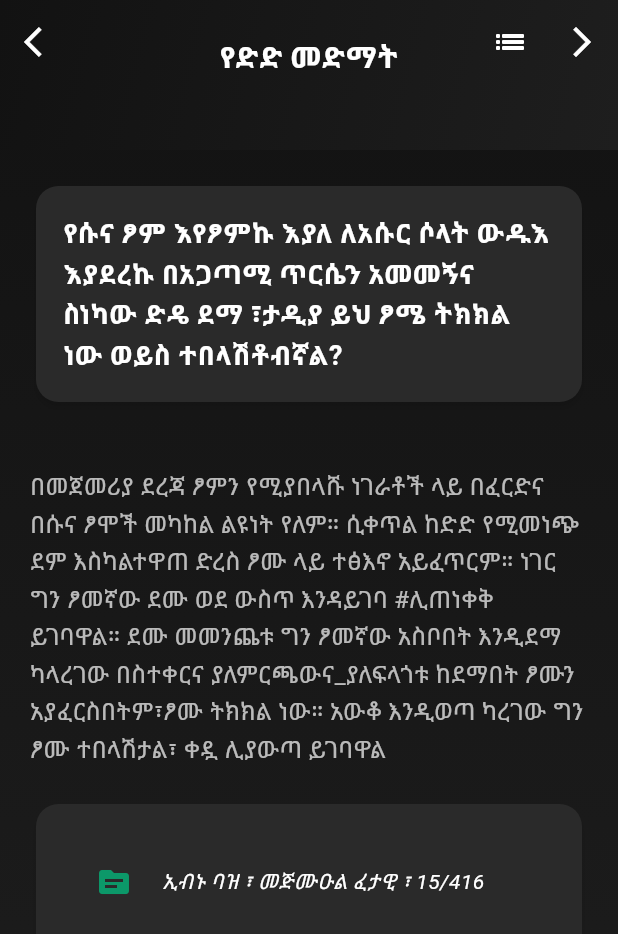
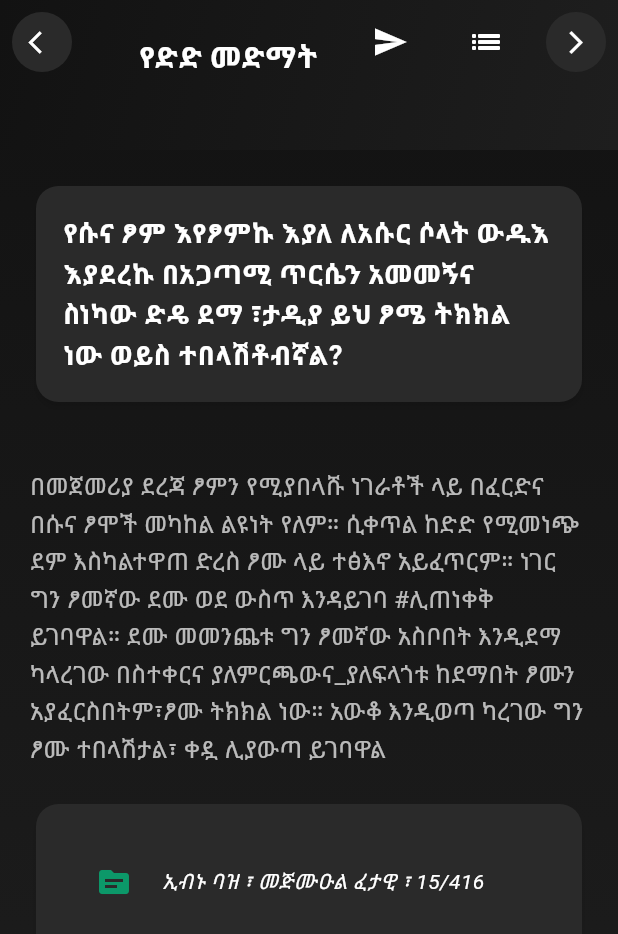
Before and after one commit to abduseK/Ye-Elm-Kazna, a Flutter app: the Page1 screen opened directly, on a phone screen of 412 x 824 dp. Shown: the top 934 px of the screen. Run offline on Flutter 3.47's test engine with Material 3 defaults, Android fonts, the phone set to English and light mode, and no system bars; our stand-ins replace marquee, share.

Commit message:
update on ABIAT on pae 1

```diff
--- a/lib/pages/page1.dart
+++ b/lib/pages/page1.dart
@@ -1,4 +1,5 @@
 import 'package:flutter/material.dart';
+import 'package:share/share.dart';
 import 'package:ye_elm_kazna/files/listfiles.dart';
 import 'package:ye_elm_kazna/widgets/refractor_widgets.dart';
 
@@ -64,22 +65,45 @@ class _Page1State extends State<Page1> {
               ),
             ),
           ),
-          leading: IconButton(
-            onPressed: () => updateNumbers(-1),
-            icon: Icon(Icons.arrow_back_ios, color: Colors.white),
+          leading: Padding(
+            padding: const EdgeInsets.all(8.0),
+            child: CircleAvatar(
+              backgroundColor: Color(0xFF2A2A2A),
+              child: IconButton(
+                iconSize: 18,
+                onPressed: () => updateNumbers(-1),
+                icon: Icon(
+                  Icons.arrow_back_ios,
+                  color: Colors.white,
+                ),
+              ),
+            ),
           ),
           actions: [
-            // IconButton(
-            //   onPressed: () => Share.share(texts[textNumber]),
-            //   icon: Icon(Icons.send, color: Colors.white),
-            // ),
-            IconButton(
-              onPressed: () => Navigator.pop(context),
-              icon: Icon(Icons.list_sharp, color: Colors.white),
+            Padding(
+              padding: const EdgeInsets.symmetric(horizontal: 8.0),
+              child: IconButton(
+                onPressed: () => Share.share(texts[textNumber]),
+                icon: Icon(Icons.send, color: Colors.white),
+              ),
             ),
-            IconButton(
-              onPressed: () => updateNumbers(1),
-              icon: Icon(Icons.arrow_forward_ios, color: Colors.white),
+            Padding(
+              padding: const EdgeInsets.symmetric(horizontal: 8.0),
+              child: IconButton(
+                onPressed: () => Navigator.pop(context),
+                icon: Icon(Icons.list_sharp, color: Colors.white),
+              ),
+            ),
+            Padding(
+              padding: const EdgeInsets.all(8.0),
+              child: CircleAvatar(
+                backgroundColor: Color(0xFF2A2A2A),
+                child: IconButton(
+                  iconSize: 18,
+                  onPressed: () => updateNumbers(1),
+                  icon: Icon(Icons.arrow_forward_ios, color: Colors.white),
+                ),
+              ),
             ),
           ],
         ),
```
